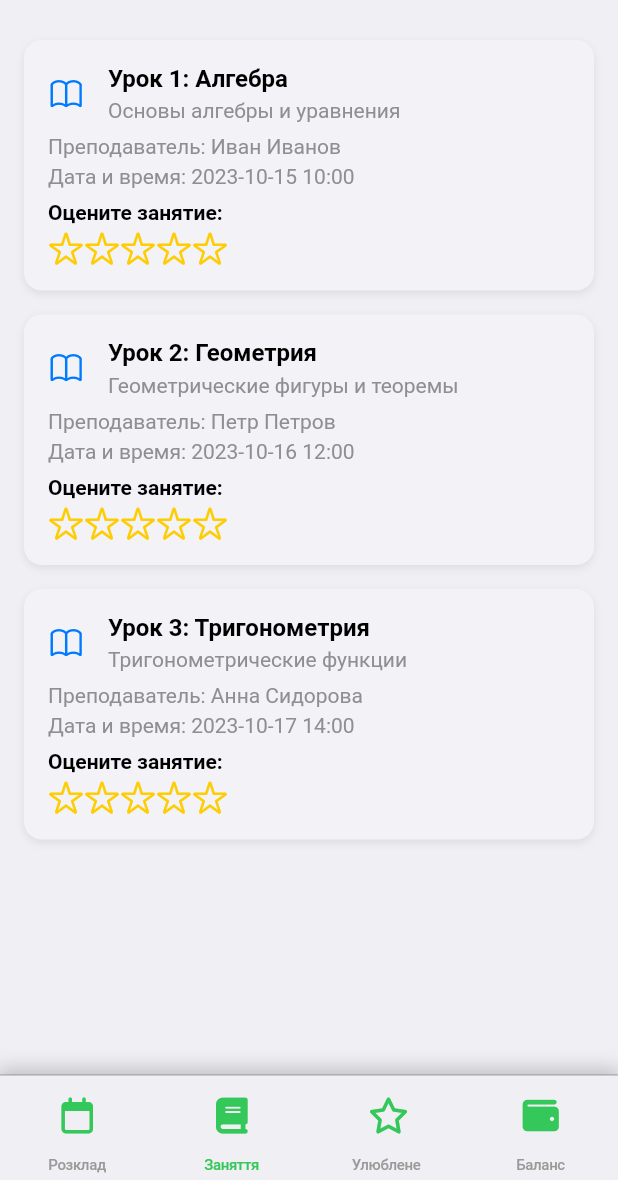
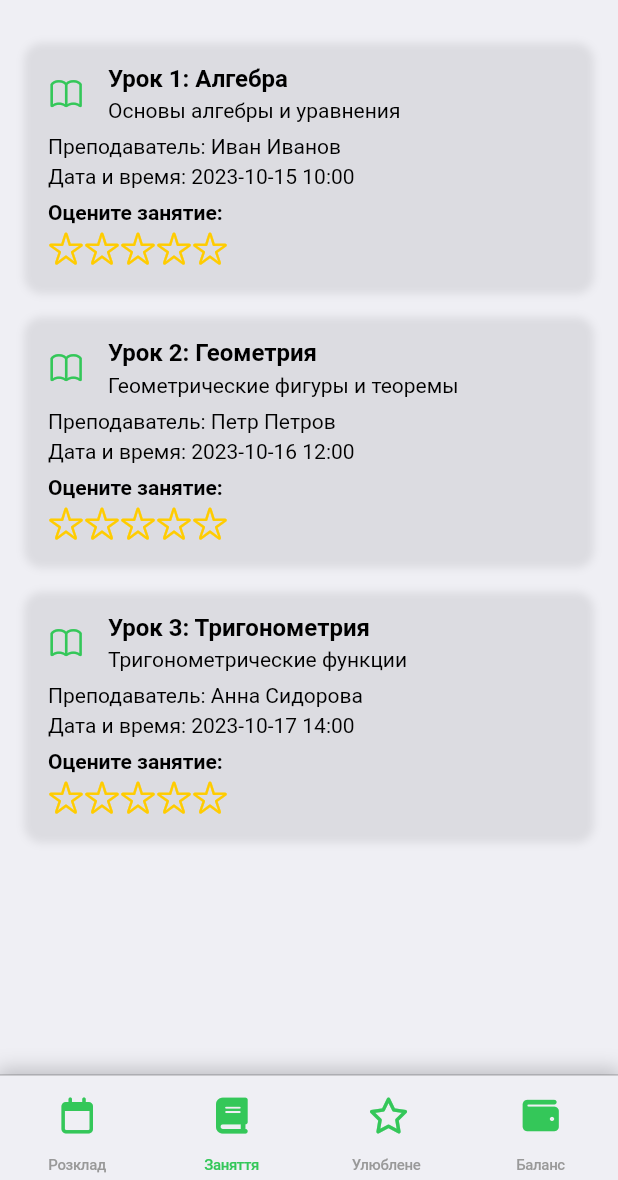
Before and after one commit to doobok/app_flutter_tutor_math, a Flutter app: the screen it shows after launch, item 2 of the bottom bar chosen, on a phone screen of 412 x 824 dp, the part 56-1236 px from its top. Run offline on Flutter 3.47's test engine with Material 3 defaults, Android fonts, the phone set to English and light mode, and no system bars; our stand-ins replace font_awesome_flutter.

```diff
--- a/lib/features/balance/presentation/balance_screen.dart
+++ b/lib/features/balance/presentation/balance_screen.dart
@@ -106,7 +106,6 @@ class _BalanceScreenState extends State<BalanceScreen> {
             margin: const EdgeInsets.all(16),
             padding: const EdgeInsets.all(16),
             decoration: BoxDecoration(
-              color: CupertinoColors.systemGrey6,
               borderRadius: BorderRadius.circular(12),
               boxShadow: [
                 BoxShadow(
--- a/lib/features/balance/presentation/widgets/transaction_item.dart
+++ b/lib/features/balance/presentation/widgets/transaction_item.dart
@@ -18,7 +18,6 @@ class TransactionItem extends StatelessWidget {
       margin: const EdgeInsets.symmetric(vertical: 8, horizontal: 16),
       padding: const EdgeInsets.all(16),
       decoration: BoxDecoration(
-        color: CupertinoColors.systemGrey6,
         borderRadius: BorderRadius.circular(12),
         boxShadow: [
           BoxShadow(
@@ -62,7 +61,6 @@ class TransactionItem extends StatelessWidget {
             '${date.day}.${date.month}.${date.year}',
             style: TextStyle(
               fontSize: 14,
-              color: CupertinoColors.systemGrey,
             ),
           ),
         ],
--- a/lib/features/lessons/presentation/widgets/lesson_item.dart
+++ b/lib/features/lessons/presentation/widgets/lesson_item.dart
@@ -45,7 +45,6 @@ class _LessonItemState extends State<LessonItem> {
       margin: const EdgeInsets.symmetric(vertical: 8, horizontal: 16),
       padding: const EdgeInsets.all(16),
       decoration: BoxDecoration(
-        color: CupertinoColors.systemGrey6,
         borderRadius: BorderRadius.circular(12),
         boxShadow: [
           BoxShadow(
@@ -63,7 +62,6 @@ class _LessonItemState extends State<LessonItem> {
               const Icon(
                 CupertinoIcons.book,
                 size: 24,
-                color: CupertinoColors.systemBlue,
               ),
               const SizedBox(width: 16),
               Expanded(
@@ -82,7 +80,6 @@ class _LessonItemState extends State<LessonItem> {
                       widget.description,
                       style: TextStyle(
                         fontSize: 14,
-                        color: CupertinoColors.systemGrey,
                       ),
                     ),
                   ],
@@ -95,7 +92,6 @@ class _LessonItemState extends State<LessonItem> {
             'Преподаватель: ${widget.tutorName}',
             style: TextStyle(
               fontSize: 14,
-              color: CupertinoColors.systemGrey,
             ),
           ),
           const SizedBox(height: 4),
@@ -103,7 +99,6 @@ class _LessonItemState extends State<LessonItem> {
             'Дата и время: ${widget.dateTime}',
             style: TextStyle(
               fontSize: 14,
-              color: CupertinoColors.systemGrey,
             ),
           ),
           const SizedBox(height: 8),
--- a/lib/features/schedule/presentation/widgets/schedule_item.dart
+++ b/lib/features/schedule/presentation/widgets/schedule_item.dart
@@ -16,7 +16,6 @@ class ScheduleItem extends StatelessWidget {
       margin: const EdgeInsets.symmetric(vertical: 8, horizontal: 16),
       padding: const EdgeInsets.all(16),
       decoration: BoxDecoration(
-        color: CupertinoColors.systemGrey6,
         borderRadius: BorderRadius.circular(12),
         boxShadow: [
           BoxShadow(
@@ -30,8 +29,6 @@ class ScheduleItem extends StatelessWidget {
         children: [
           const Icon(
             CupertinoIcons.calendar,
-            size: 24,
-            color: CupertinoColors.systemBlue,
           ),
           const SizedBox(width: 16),
           Expanded(
@@ -50,7 +47,6 @@ class ScheduleItem extends StatelessWidget {
                   time,
                   style: TextStyle(
                     fontSize: 14,
-                    color: CupertinoColors.systemGrey,
                   ),
                 ),
               ],
```
